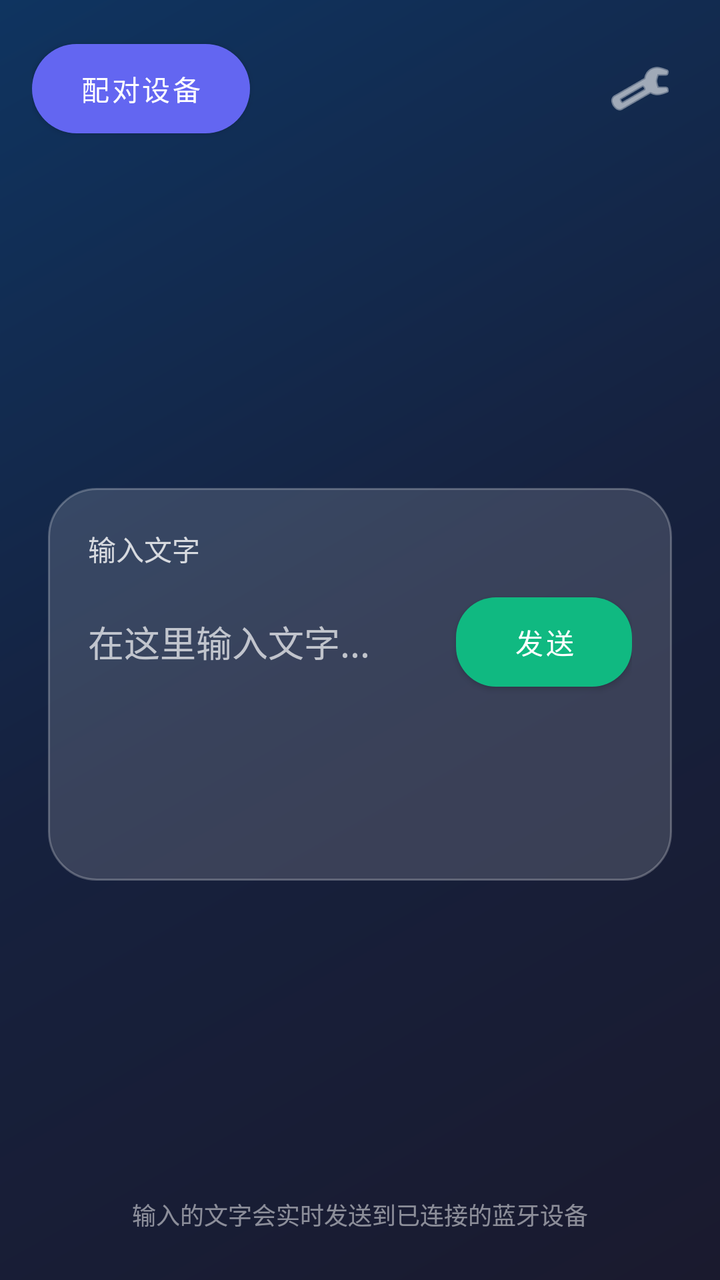
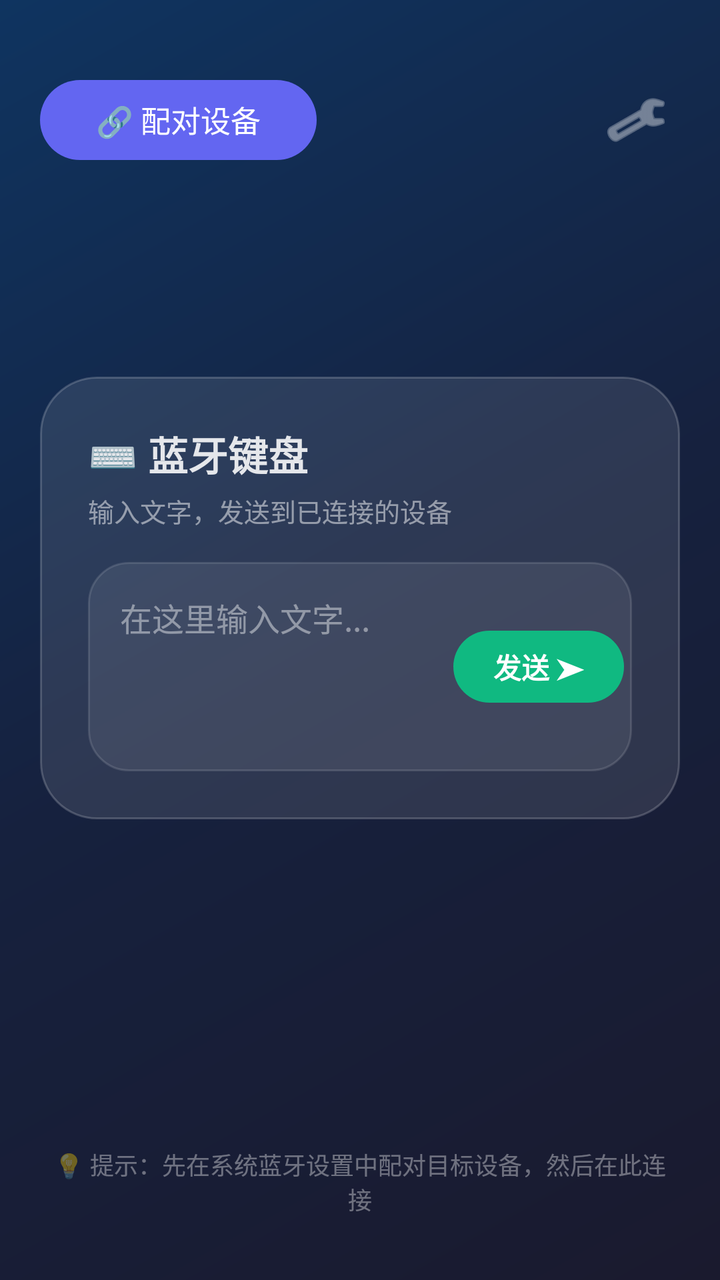

Compare the two renders of this Android layout. The source of the first and the diff that turns it into the second are given below.
<!-- AndroidManifest.xml: application theme Theme.BluetoothKeyboard -->
<!-- res/layout/activity_main.xml -->
<?xml version="1.0" encoding="utf-8"?>
<androidx.constraintlayout.widget.ConstraintLayout 
    xmlns:android="http://schemas.android.com/apk/res/android"
    xmlns:app="http://schemas.android.com/apk/res-auto"
    android:id="@+id/root_layout"
    android:layout_width="match_parent"
    android:layout_height="match_parent"
    android:background="@drawable/default_gradient">

    
    <ImageView
        android:id="@+id/background_image"
        android:layout_width="match_parent"
        android:layout_height="match_parent"
        android:scaleType="centerCrop"
        android:visibility="gone"
        android:contentDescription="背景图片"/>

    
    <androidx.constraintlayout.widget.ConstraintLayout
        android:id="@+id/top_bar"
        android:layout_width="0dp"
        android:layout_height="wrap_content"
        android:padding="16dp"
        app:layout_constraintTop_toTopOf="parent"
        app:layout_constraintStart_toStartOf="parent"
        app:layout_constraintEnd_toEndOf="parent">

        
        <com.google.android.material.button.MaterialButton
            android:id="@+id/pair_button"
            android:layout_width="wrap_content"
            android:layout_height="wrap_content"
            android:text="配对设备"
            android:textSize="14sp"
            android:textColor="@android:color/white"
            app:cornerRadius="24dp"
            app:backgroundTint="#6366F1"
            android:paddingHorizontal="24dp"
            android:paddingVertical="12dp"
            app:layout_constraintStart_toStartOf="parent"
            app:layout_constraintTop_toTopOf="parent"
            app:layout_constraintBottom_toBottomOf="parent"/>

        
        <TextView
            android:id="@+id/device_name"
            android:layout_width="wrap_content"
            android:layout_height="wrap_content"
            android:text="已连接: 设备名"
            android:textColor="@android:color/white"
            android:textSize="16sp"
            android:textStyle="bold"
            android:visibility="gone"
            app:layout_constraintStart_toStartOf="parent"
            app:layout_constraintTop_toTopOf="parent"
            app:layout_constraintBottom_toBottomOf="parent"/>

        
        <ImageButton
            android:id="@+id/settings_button"
            android:layout_width="48dp"
            android:layout_height="48dp"
            android:src="@android:drawable/ic_menu_preferences"
            android:background="?attr/selectableItemBackgroundBorderless"
            app:tint="@android:color/white"
            android:contentDescription="设置"
            app:layout_constraintEnd_toEndOf="parent"
            app:layout_constraintTop_toTopOf="parent"
            app:layout_constraintBottom_toBottomOf="parent"/>

    </androidx.constraintlayout.widget.ConstraintLayout>

    
    <LinearLayout
        android:id="@+id/input_container"
        android:layout_width="0dp"
        android:layout_height="wrap_content"
        android:layout_marginHorizontal="24dp"
        android:background="@drawable/glass_background"
        android:orientation="vertical"
        android:padding="20dp"
        app:layout_constraintBottom_toBottomOf="parent"
        app:layout_constraintEnd_toEndOf="parent"
        app:layout_constraintStart_toStartOf="parent"
        app:layout_constraintTop_toTopOf="parent"
        app:layout_constraintVertical_bias="0.55">

        <TextView
            android:layout_width="wrap_content"
            android:layout_height="wrap_content"
            android:text="输入文字"
            android:textColor="#CCFFFFFF"
            android:textSize="14sp"
            android:layout_marginBottom="8dp"/>

        
        <LinearLayout
            android:layout_width="match_parent"
            android:layout_height="wrap_content"
            android:orientation="horizontal"
            android:gravity="top">

            <EditText
                android:id="@+id/input_edit_text"
                android:layout_width="0dp"
                android:layout_height="wrap_content"
                android:layout_weight="1"
                android:background="@android:color/transparent"
                android:gravity="top|start"
                android:hint="在这里输入文字..."
                android:inputType="textMultiLine|textCapSentences"
                android:maxLines="8"
                android:minLines="5"
                android:textColor="#FFFFFF"
                android:textColorHint="#B0FFFFFF"
                android:textSize="18sp"
                android:lineSpacingMultiplier="1.2"
                android:imeOptions="actionSend"/>

            
            <com.google.android.material.button.MaterialButton
                android:id="@+id/send_button"
                android:layout_width="wrap_content"
                android:layout_height="wrap_content"
                android:layout_marginStart="12dp"
                android:text="发送"
                android:textColor="@android:color/white"
                android:textSize="14sp"
                app:cornerRadius="20dp"
                app:backgroundTint="#10B981"
                android:paddingHorizontal="20dp"
                android:paddingVertical="12dp"/>

        </LinearLayout>

    </LinearLayout>

    
    <TextView
        android:layout_width="0dp"
        android:layout_height="wrap_content"
        android:layout_marginHorizontal="24dp"
        android:layout_marginBottom="24dp"
        android:gravity="center"
        android:text="输入的文字会实时发送到已连接的蓝牙设备"
        android:textColor="#80FFFFFF"
        android:textSize="12sp"
        app:layout_constraintBottom_toBottomOf="parent"
        app:layout_constraintEnd_toEndOf="parent"
        app:layout_constraintStart_toStartOf="parent"/>

</androidx.constraintlayout.widget.ConstraintLayout>
<!-- resources referenced by this layout -->
<resources>
  <!-- drawable default_gradient (drawable) -->
  <?xml version="1.0" encoding="utf-8"?>
  <shape xmlns:android="http://schemas.android.com/apk/res/android"
      android:shape="rectangle">
      <gradient
          android:type="linear"
          android:angle="135"
          android:startColor="#1a1a2e"
          android:centerColor="#16213e"
          android:endColor="#0f3460"/>
  </shape>
  <!-- drawable glass_background (drawable) -->
  <?xml version="1.0" encoding="utf-8"?>
  <shape xmlns:android="http://schemas.android.com/apk/res/android"
      android:shape="rectangle">
      
      <solid android:color="#26FFFFFF" />
      
      <corners android:radius="24dp" />
      
      <stroke
          android:width="1dp"
          android:color="#40FFFFFF" />
  </shape>
  <style name="Theme.BluetoothKeyboard" parent="Theme.MaterialComponents.DayNight.NoActionBar">
          
          <item name="colorPrimary">@color/primary</item>
          <item name="colorPrimaryVariant">@color/primary_dark</item>
          <item name="colorOnPrimary">@color/white</item>
          
          
          <item name="colorSecondary">@color/accent</item>
          <item name="colorSecondaryVariant">@color/accent</item>
          <item name="colorOnSecondary">@color/white</item>
          
          
          <item name="android:statusBarColor">@android:color/transparent</item>
          <item name="android:navigationBarColor">@android:color/transparent</item>
          
          
          <item name="android:windowBackground">@drawable/default_gradient</item>
          
          
          <item name="windowActionBar">false</item>
          <item name="windowNoTitle">true</item>
      </style>
  <color name="primary">#6366F1</color>
  <color name="primary_dark">#4F46E5</color>
  <color name="white">#FFFFFFFF</color>
  <color name="accent">#818CF8</color>
</resources>

<!-- the commit's change to res/layout/activity_main.xml (unified diff, before → after) -->
@@ -17,11 +17,20 @@
         android:contentDescription="背景图片"/>
 
     
+    <View
+        android:id="@+id/dim_overlay"
+        android:layout_width="match_parent"
+        android:layout_height="match_parent"
+        android:background="#40000000"
+        android:visibility="gone"/>
+
+    
     <androidx.constraintlayout.widget.ConstraintLayout
         android:id="@+id/top_bar"
         android:layout_width="0dp"
         android:layout_height="wrap_content"
-        android:padding="16dp"
+        android:padding="20dp"
+        android:layout_marginTop="16dp"
         app:layout_constraintTop_toTopOf="parent"
         app:layout_constraintStart_toStartOf="parent"
         app:layout_constraintEnd_toEndOf="parent">
@@ -29,41 +38,75 @@
         
         <com.google.android.material.button.MaterialButton
             android:id="@+id/pair_button"
+            style="@style/Widget.Material3.Button.TonalButton"
             android:layout_width="wrap_content"
-            android:layout_height="wrap_content"
-            android:text="配对设备"
-            android:textSize="14sp"
+            android:layout_height="48dp"
+            android:text="🔗 配对设备"
+            android:textSize="15sp"
             android:textColor="@android:color/white"
             app:cornerRadius="24dp"
             app:backgroundTint="#6366F1"
-            android:paddingHorizontal="24dp"
-            android:paddingVertical="12dp"
+            android:paddingHorizontal="28dp"
             app:layout_constraintStart_toStartOf="parent"
             app:layout_constraintTop_toTopOf="parent"
             app:layout_constraintBottom_toBottomOf="parent"/>
 
         
-        <TextView
-            android:id="@+id/device_name"
-            android:layout_width="wrap_content"
-            android:layout_height="wrap_content"
-            android:text="已连接: 设备名"
-            android:textColor="@android:color/white"
-            android:textSize="16sp"
-            android:textStyle="bold"
+        <LinearLayout
+            android:id="@+id/connected_info"
+            android:layout_width="0dp"
+            android:layout_height="wrap_content"
+            android:orientation="horizontal"
+            android:gravity="center_vertical"
             android:visibility="gone"
             app:layout_constraintStart_toStartOf="parent"
             app:layout_constraintTop_toTopOf="parent"
-            app:layout_constraintBottom_toBottomOf="parent"/>
+            app:layout_constraintBottom_toBottomOf="parent"
+            app:layout_constraintEnd_toStartOf="@id/settings_button">
+
+            
+            <View
+                android:id="@+id/status_indicator"
+                android:layout_width="10dp"
+                android:layout_height="10dp"
+                android:background="@drawable/status_disconnected"
+                android:layout_marginEnd="10dp"/>
+
+            
+            <TextView
+                android:id="@+id/device_name"
+                android:layout_width="wrap_content"
+                android:layout_height="wrap_content"
+                android:text="⌨️ 设备名"
+                android:textColor="@android:color/white"
+                android:textSize="16sp"
+                android:textStyle="bold"
+                android:ellipsize="end"
+                android:maxLines="1"
+                android:layout_marginEnd="8dp"/>
+
+            
+            <TextView
+                android:id="@+id/connection_status_text"
+                android:layout_width="wrap_content"
+                android:layout_height="wrap_content"
+                android:text="已连接"
+                android:textColor="@android:color/holo_green_light"
+                android:textSize="12sp"
+                android:background="@drawable/status_badge_bg"
+                android:paddingHorizontal="8dp"
+                android:paddingVertical="2dp"/>
+
+        </LinearLayout>
 
         
         <ImageButton
             android:id="@+id/settings_button"
-            android:layout_width="48dp"
-            android:layout_height="48dp"
+            android:layout_width="44dp"
+            android:layout_height="44dp"
             android:src="@android:drawable/ic_menu_preferences"
             android:background="?attr/selectableItemBackgroundBorderless"
-            app:tint="@android:color/white"
+            app:tint="#B0FFFFFF"
             android:contentDescription="设置"
             app:layout_constraintEnd_toEndOf="parent"
             app:layout_constraintTop_toTopOf="parent"
@@ -76,30 +119,43 @@
         android:id="@+id/input_container"
         android:layout_width="0dp"
         android:layout_height="wrap_content"
-        android:layout_marginHorizontal="24dp"
-        android:background="@drawable/glass_background"
+        android:layout_marginHorizontal="20dp"
+        android:background="@drawable/glass_card_background"
         android:orientation="vertical"
-        android:padding="20dp"
+        android:padding="24dp"
         app:layout_constraintBottom_toBottomOf="parent"
         app:layout_constraintEnd_toEndOf="parent"
         app:layout_constraintStart_toStartOf="parent"
         app:layout_constraintTop_toTopOf="parent"
-        app:layout_constraintVertical_bias="0.55">
-
+        app:layout_constraintVertical_bias="0.45">
+
+        
         <TextView
             android:layout_width="wrap_content"
             android:layout_height="wrap_content"
-            android:text="输入文字"
-            android:textColor="#CCFFFFFF"
-            android:textSize="14sp"
-            android:layout_marginBottom="8dp"/>
+            android:text="⌨️ 蓝牙键盘"
+            android:textColor="#E0FFFFFF"
+            android:textSize="20sp"
+            android:textStyle="bold"
+            android:layout_marginBottom="4dp"/>
+
+        
+        <TextView
+            android:layout_width="wrap_content"
+            android:layout_height="wrap_content"
+            android:text="输入文字，发送到已连接的设备"
+            android:textColor="#80FFFFFF"
+            android:textSize="13sp"
+            android:layout_marginBottom="16dp"/>
 
         
         <LinearLayout
             android:layout_width="match_parent"
             android:layout_height="wrap_content"
             android:orientation="horizontal"
-            android:gravity="top">
+            android:gravity="center_vertical"
+            android:background="@drawable/input_field_background"
+            android:padding="4dp">
 
             <EditText
                 android:id="@+id/input_edit_text"
@@ -110,27 +166,30 @@
                 android:gravity="top|start"
                 android:hint="在这里输入文字..."
                 android:inputType="textMultiLine|textCapSentences"
-                android:maxLines="8"
-                android:minLines="5"
+                android:maxLines="6"
+                android:minLines="3"
                 android:textColor="#FFFFFF"
-                android:textColorHint="#B0FFFFFF"
-                android:textSize="18sp"
-                android:lineSpacingMultiplier="1.2"
+                android:textColorHint="#70FFFFFF"
+                android:textSize="16sp"
+                android:lineSpacingMultiplier="1.3"
+                android:padding="12dp"
                 android:imeOptions="actionSend"/>
 
             
             <com.google.android.material.button.MaterialButton
                 android:id="@+id/send_button"
+                style="@style/Widget.Material3.Button"
                 android:layout_width="wrap_content"
-                android:layout_height="wrap_content"
-                android:layout_marginStart="12dp"
-                android:text="发送"
+                android:layout_height="44dp"
+                android:layout_marginStart="4dp"
+                android:text="发送 ➤"
                 android:textColor="@android:color/white"
                 android:textSize="14sp"
-                app:cornerRadius="20dp"
+                android:textStyle="bold"
+                app:cornerRadius="22dp"
                 app:backgroundTint="#10B981"
                 android:paddingHorizontal="20dp"
-                android:paddingVertical="12dp"/>
+                android:minWidth="80dp"/>
 
         </LinearLayout>
 
@@ -141,10 +200,10 @@
         android:layout_width="0dp"
         android:layout_height="wrap_content"
         android:layout_marginHorizontal="24dp"
-        android:layout_marginBottom="24dp"
+        android:layout_marginBottom="32dp"
         android:gravity="center"
-        android:text="输入的文字会实时发送到已连接的蓝牙设备"
-        android:textColor="#80FFFFFF"
+        android:text="💡 提示：先在系统蓝牙设置中配对目标设备，然后在此连接"
+        android:textColor="#60FFFFFF"
         android:textSize="12sp"
         app:layout_constraintBottom_toBottomOf="parent"
         app:layout_constraintEnd_toEndOf="parent"
<!-- resource entries referenced after the edit -->
@@ -11,18 +11,48 @@
           android:centerColor="#16213e"
           android:endColor="#0f3460"/>
   </shape>
-  <!-- drawable glass_background (drawable) -->
+  <!-- drawable glass_card_background (drawable) -->
   <?xml version="1.0" encoding="utf-8"?>
   <shape xmlns:android="http://schemas.android.com/apk/res/android"
       android:shape="rectangle">
       
-      <solid android:color="#26FFFFFF" />
+      <solid android:color="#1AFFFFFF" />
       
-      <corners android:radius="24dp" />
+      <corners android:radius="28dp" />
       
       <stroke
           android:width="1dp"
-          android:color="#40FFFFFF" />
+          android:color="#30FFFFFF" />
+  </shape>
+  <!-- drawable input_field_background (drawable) -->
+  <?xml version="1.0" encoding="utf-8"?>
+  <shape xmlns:android="http://schemas.android.com/apk/res/android"
+      android:shape="rectangle">
+      
+      <solid android:color="#15FFFFFF" />
+      
+      <corners android:radius="20dp" />
+      
+      <stroke
+          android:width="1dp"
+          android:color="#20FFFFFF" />
+  </shape>
+  <!-- drawable status_badge_bg (drawable) -->
+  <?xml version="1.0" encoding="utf-8"?>
+  <shape xmlns:android="http://schemas.android.com/apk/res/android"
+      android:shape="rectangle">
+      
+      <solid android:color="#20FFFFFF" />
+      <corners android:radius="10dp" />
+      <padding android:horizontal="8dp" android:vertical="2dp"/>
+  </shape>
+  <!-- drawable status_disconnected (drawable) -->
+  <?xml version="1.0" encoding="utf-8"?>
+  <shape xmlns:android="http://schemas.android.com/apk/res/android"
+      android:shape="oval">
+      
+      <solid android:color="#808080" />
+      <size android:width="10dp" android:height="10dp"/>
   </shape>
   <style name="Theme.BluetoothKeyboard" parent="Theme.MaterialComponents.DayNight.NoActionBar">
           
